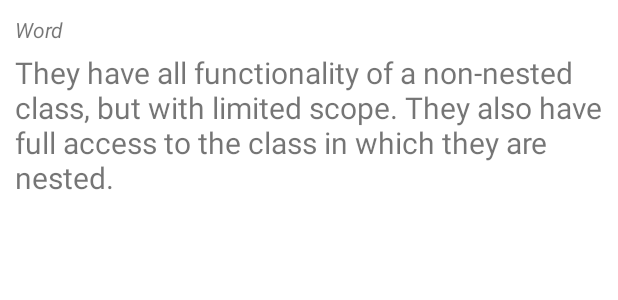
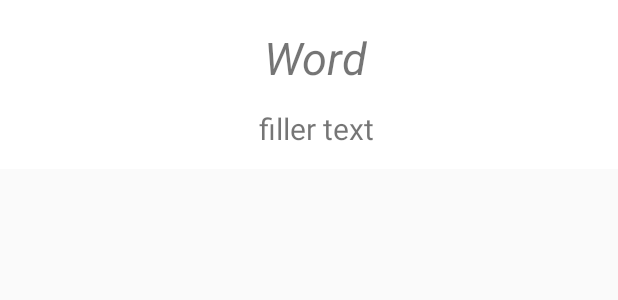
Before and after one commit to evanjohnso/QuickQuiz, an Android app: the layout display_sentences_layout.xml on its own in the app's theme, with its tools: preview values and no code run, on a phone screen of 412 x 824 dp. Shown: the top 300 px of the screen. Run offline under Robolectric (Android 15) with nearby library versions, the phone set to English and light mode, and no system bars.

```diff
--- a/app/src/main/java/com/evanrjohnso/quickquiz/adapters/WordListAdapter.java
+++ b/app/src/main/java/com/evanrjohnso/quickquiz/adapters/WordListAdapter.java
@@ -3,6 +3,7 @@ package com.evanrjohnso.quickquiz.adapters;
 
 import android.content.Context;
 import android.support.v7.widget.RecyclerView;
+import android.util.Log;
 import android.view.LayoutInflater;
 import android.view.View;
 import android.view.ViewGroup;
--- a/app/src/main/res/layout/display_sentences_layout.xml
+++ b/app/src/main/res/layout/display_sentences_layout.xml
@@ -1,25 +1,40 @@
 <?xml version="1.0" encoding="utf-8"?>
-<LinearLayout xmlns:android="http://schemas.android.com/apk/res/android"
+<android.support.constraint.ConstraintLayout
+    xmlns:android="http://schemas.android.com/apk/res/android"
+    xmlns:app="http://schemas.android.com/apk/res-auto"
+    xmlns:tools="http://schemas.android.com/tools"
     android:orientation="vertical"
     android:layout_width="match_parent"
     android:background="#ffffff"
-    android:layout_height="match_parent"
+    android:layout_height="wrap_content"
     android:padding="10dp">
 
     <TextView
+        android:id="@+id/wordTextView"
         android:layout_width="wrap_content"
         android:layout_height="wrap_content"
+        android:layout_marginTop="8dp"
         android:text="@string/word"
-        android:id="@+id/wordTextView"
-        android:textStyle="italic"/>
+        android:textSize="30sp"
+        android:textStyle="italic"
+        app:layout_constraintLeft_toLeftOf="parent"
+        app:layout_constraintRight_toRightOf="parent"
+        app:layout_constraintTop_toTopOf="parent"
+        app:layout_constraintHorizontal_bias="0.514" />
 
         <TextView
             android:id="@+id/sentenceTextView"
-        android:text="@string/they_have_all_functionality_of_a_non_nested_class_but_with_limited_scope_they_also_have_full_access_to_the_class_in_which_they_are_nested"
+            android:text="filler text"
             android:paddingTop="5dip"
             android:paddingBottom="3dip"
             android:layout_width="wrap_content"
             android:layout_height="wrap_content"
-        android:textSize="20sp" />
-
-</LinearLayout>
+            android:textSize="20sp"
+            app:layout_constraintLeft_toLeftOf="@+id/wordTextView"
+            app:layout_constraintRight_toRightOf="@+id/wordTextView"
+            app:layout_constraintHorizontal_bias="0.487"
+            android:layout_marginTop="8dp"
+            app:layout_constraintTop_toBottomOf="@+id/wordTextView"
+            android:layout_marginLeft="0dp"
+            android:layout_marginRight="0dp" />
+</android.support.constraint.ConstraintLayout>
```
Lines whose indentation alone changed are shown as unchanged.
